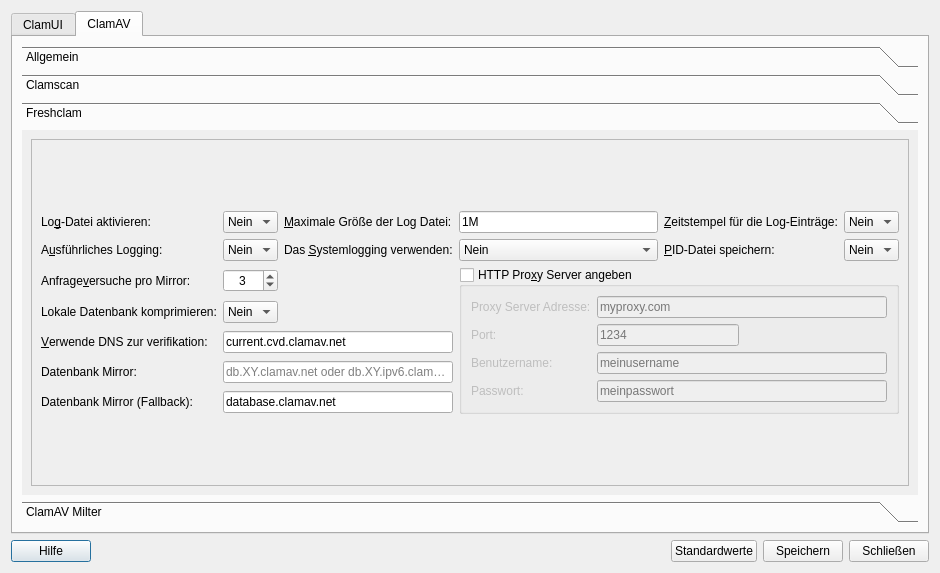
Qt form ui/settings.ui (elgolondrino/clamui) before a commit.
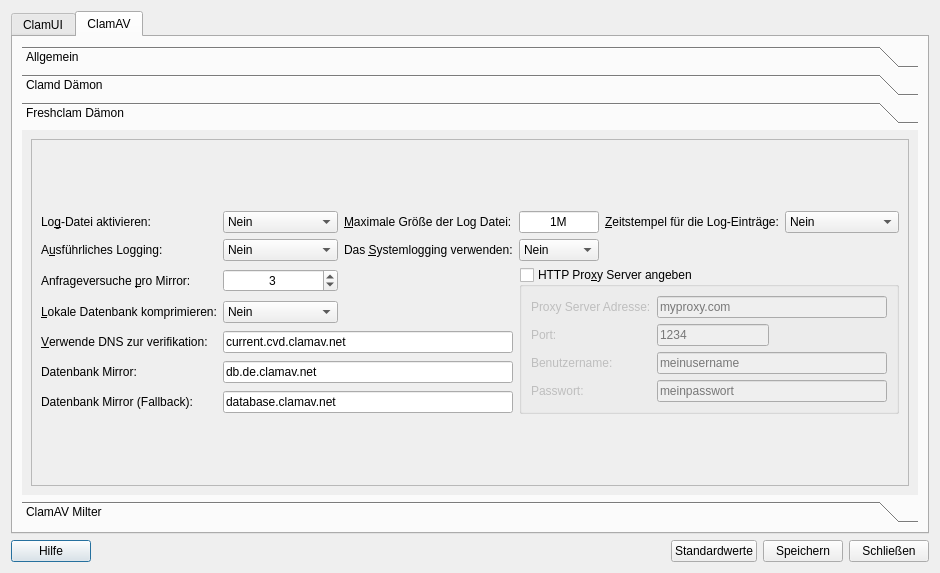
The same form after that commit. Icons and pictures are not drawn.

The edit to the form file:
```diff
--- a/ui/settings.ui
+++ b/ui/settings.ui
@@ -447,7 +447,7 @@
            </iconset>
           </attribute>
           <attribute name="label">
-           <string>Clamscan</string>
+           <string>Clamd Dämon</string>
           </attribute>
           <layout class="QVBoxLayout" name="verticalLayout_7">
            <item>
@@ -658,7 +658,7 @@
            </iconset>
           </attribute>
           <attribute name="label">
-           <string>Freshclam</string>
+           <string>Freshclam Dämon</string>
           </attribute>
           <layout class="QVBoxLayout" name="verticalLayout_8">
            <item>
@@ -716,12 +716,21 @@
                  </item>
                  <item row="0" column="3">
                   <widget class="QLineEdit" name="lineEdit_FcLogFileSize">
+                   <property name="maximumSize">
+                    <size>
+                     <width>80</width>
+                     <height>16777215</height>
+                    </size>
+                   </property>
                    <property name="toolTip">
                     <string>Gibt die maximale Größe der Log-Datei an.&lt;br /&gt;Verwenden Sie &lt;b&gt;M&lt;/b&gt; oder &lt;b&gt;m&lt;/b&gt; für Megabyte (1M = 1m = 1048576 Bytes) &lt;br /&gt;und &lt;b&gt;K&lt;/b&gt; oder &lt;b&gt;k&lt;/b&gt; für Kilobytes (1K = 1k = 1024 Bytes). &lt;br /&gt;0 deaktiviert das Größenlimit für die Log-Datei</string>
                    </property>
                    <property name="text">
                     <string>1M</string>
                    </property>
+                   <property name="alignment">
+                    <set>Qt::AlignCenter</set>
+                   </property>
                   </widget>
                  </item>
                  <item row="2" column="1">
@@ -836,39 +845,6 @@
                    </item>
                   </widget>
                  </item>
-                 <item row="2" column="5">
-                  <widget class="QComboBox" name="comboBox_FcPidFile">
-                   <property name="currentIndex">
-                    <number>0</number>
-                   </property>
-                   <item>
-                    <property name="text">
-                     <string>Nein</string>
-                    </property>
-                    <property name="icon">
-                     <iconset theme="dialog-cancel"/>
-                    </property>
-                   </item>
-                   <item>
-                    <property name="text">
-                     <string>Ja</string>
-                    </property>
-                    <property name="icon">
-                     <iconset theme="dialog-ok"/>
-                    </property>
-                   </item>
-                  </widget>
-                 </item>
-                 <item row="2" column="4">
-                  <widget class="QLabel" name="label_34">
-                   <property name="text">
-                    <string>&amp;PID-Datei speichern:</string>
-                   </property>
-                   <property name="buddy">
-                    <cstring>comboBox_FcPidFile</cstring>
-                   </property>
-                  </widget>
-                 </item>
                  <item row="6" column="0">
                   <widget class="QLabel" name="label_40">
                    <property name="toolTip">
@@ -914,7 +890,7 @@
                     <string>db.XY.clamav.net &lt;br /&gt;Für &lt;b&gt;XY&lt;/b&gt; den Länder Code Ihres Landes einsetzen. &lt;br /&gt; Für weitere Informationen, siehe: http://www.iana.org/cctld/cctld-whois.htm für eine vollständige Übersicht. &lt;br /&gt;Verwenden Sie&lt;i&gt; db.XY.ipv6.clamav.net&lt;/i&gt; für IPv6 Verbindungen.</string>
                    </property>
                    <property name="text">
-                    <string/>
+                    <string>db.de.clamav.net</string>
                    </property>
                    <property name="placeholderText">
                     <string>db.XY.clamav.net oder db.XY.ipv6.clamav.net</string>
@@ -966,7 +942,7 @@
                     <string>Gibt an, wie oft der freshclam Dämon versuchen soll einen Server zu erreichen, bis er abbricht. Gilt pro Mirror.</string>
                    </property>
                    <property name="text">
-                    <string>Anfrage&amp;versuche pro Mirror:</string>
+                    <string>Anfrageversuche &amp;pro Mirror:</string>
                    </property>
                    <property name="buddy">
                     <cstring>spinBox</cstring>
@@ -979,7 +955,7 @@
                     <string>Standardmäßig wird die lokale Virendatenbank nicht komprimiert. Wodurch der Zugriff auf die Daten schneller ist.</string>
                    </property>
                    <property name="text">
-                    <string>Lokale Datenbank komprimieren:</string>
+                    <string>&amp;Lokale Datenbank komprimieren:</string>
                    </property>
                    <property name="buddy">
                     <cstring>comboBox_CompressDB</cstring>
```
Left out of the diff: 70 changed lines with no effect on the pictures.
